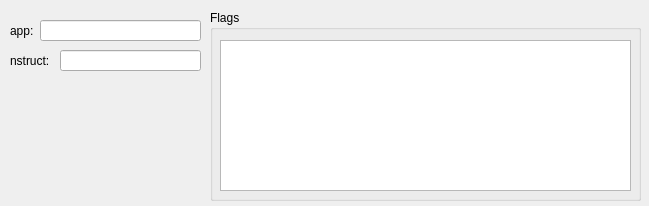
Old version of the form source/src/ui/task/job_view.ui in the repository RosettaCommons/rosetta.
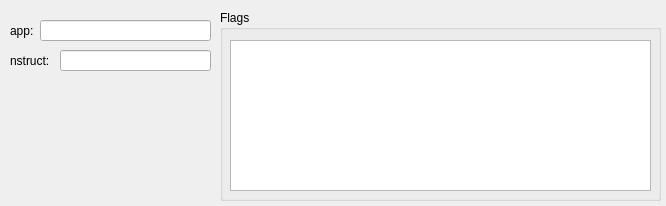
New version of the form.

Patch:
```diff
--- a/source/src/ui/task/job_view.ui
+++ b/source/src/ui/task/job_view.ui
@@ -6,7 +6,7 @@
    <rect>
     <x>0</x>
     <y>0</y>
-    <width>649</width>
+    <width>666</width>
     <height>206</height>
    </rect>
   </property>
@@ -42,9 +42,9 @@
   <widget class="QGroupBox" name="groupBox_2">
    <property name="geometry">
     <rect>
-     <x>210</x>
+     <x>220</x>
      <y>10</y>
-     <width>431</width>
+     <width>441</width>
      <height>191</height>
     </rect>
    </property>
@@ -56,7 +56,7 @@
      <rect>
       <x>10</x>
       <y>30</y>
-      <width>411</width>
+      <width>421</width>
       <height>151</height>
      </rect>
     </property>
@@ -70,7 +70,7 @@
     <rect>
      <x>60</x>
      <y>50</y>
-     <width>141</width>
+     <width>151</width>
      <height>21</height>
     </rect>
    </property>
@@ -83,7 +83,7 @@
     <rect>
      <x>40</x>
      <y>20</y>
-     <width>161</width>
+     <width>171</width>
      <height>21</height>
     </rect>
    </property>
```
